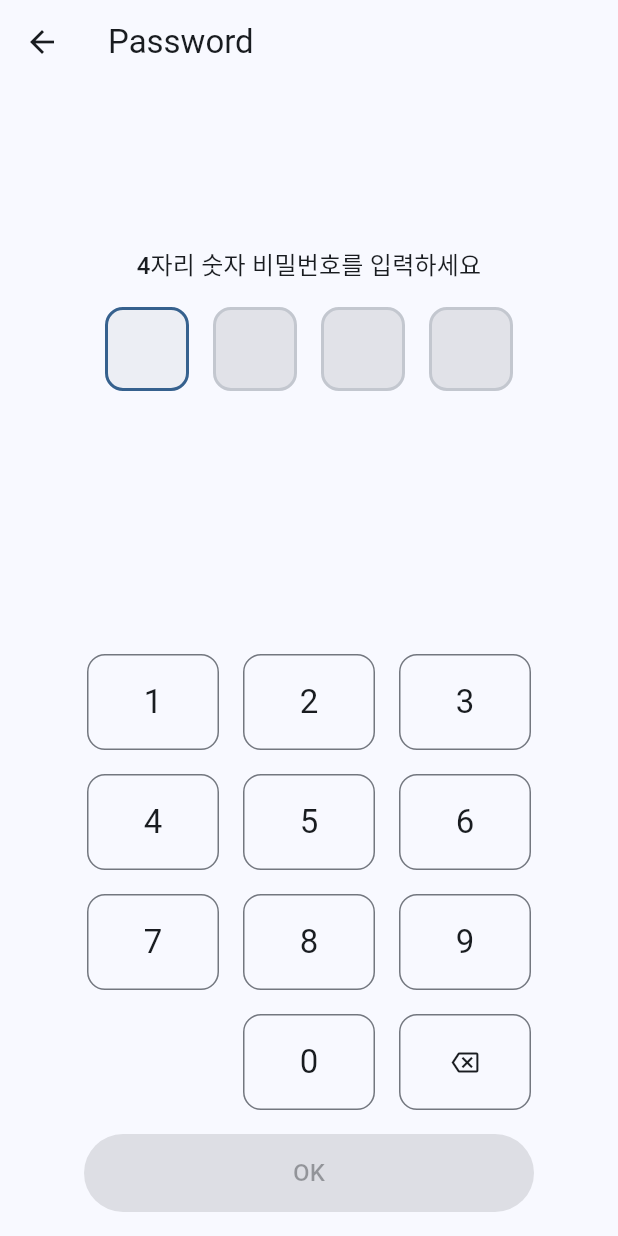
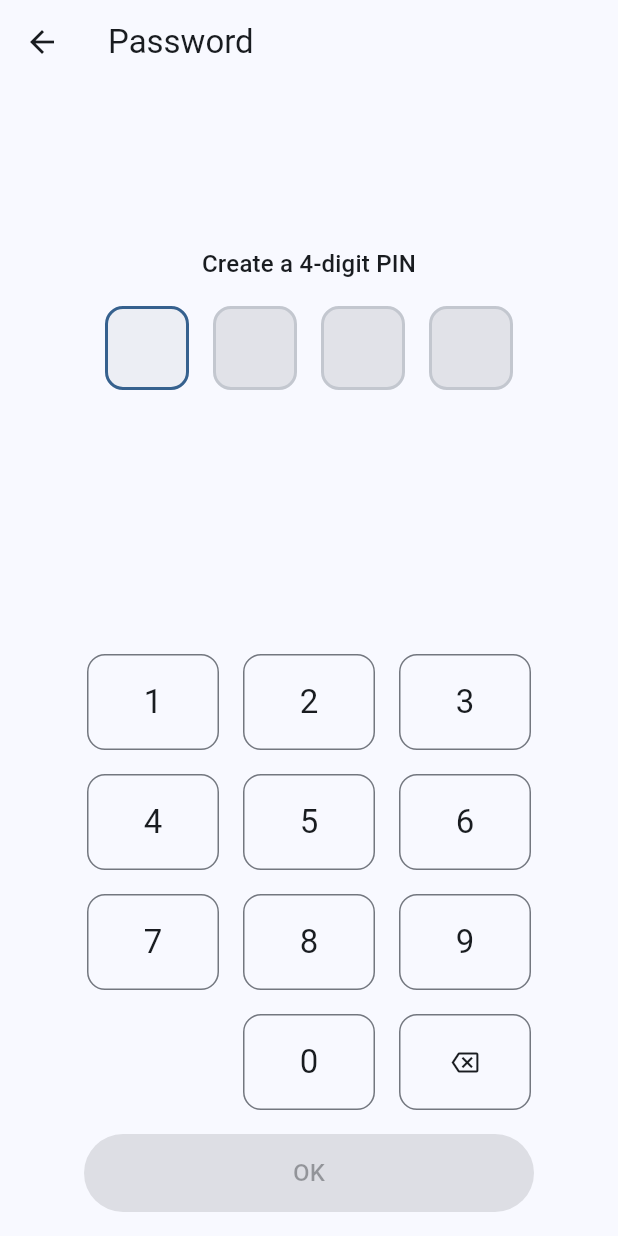
Before and after one commit to withwho/bodysnap, a Flutter app: the SettingPage screen opened by its route, after a tap on "Password", on a phone screen of 412 x 824 dp. Run offline on Flutter 3.47's test engine with Material 3 defaults, Android fonts, the phone set to English and light mode, and no system bars; drawn by our look-alikes of loader_overlay; our stand-ins replace flutter_hooks, flutter_native_splash, flutter_secure_storage, go_router, hooks_riverpod, package_info_plus and 1 more; accounts and stored records are empty.

```diff
--- a/lib/app/app_router.dart
+++ b/lib/app/app_router.dart
@@ -1,6 +1,7 @@
 import 'package:bodysnap/core/platform/platform_style_provider.dart';
 import 'package:bodysnap/features/gallery/gallery_page.dart';
 import 'package:bodysnap/features/setting/pages/backup_page.dart';
+import 'package:bodysnap/features/setting/pages/password_confirm_page.dart';
 import 'package:bodysnap/features/setting/pages/password_page.dart';
 import 'package:bodysnap/features/setting/pages/setting_page.dart';
 import 'package:flutter/cupertino.dart';
@@ -60,13 +61,29 @@ final appRouter = GoRouter(
           routes: [
             GoRoute(
               path: 'password', // 실제 URL: /setting/password
-              name: 'passwordSetting', // ← SettingPage에서 쓰는 이름과 일치
+              name: 'passwordSetting',
               pageBuilder: (context, state) =>
                   adaptivePage(context, state, const PasswordSettingPage()),
+              routes: [
+                GoRoute(
+                  path:
+                      'password_confirm', // 실제 URL: /setting/password/password_confirm
+                  name: 'passwordConfirm',
+                  pageBuilder: (context, state) {
+                    final (:pin, :pinMaxLength) =
+                        state.extra as ({String pin, int pinMaxLength});
+                    return adaptivePage(
+                      context,
+                      state,
+                      PasswordConfirmPage(pin: pin, pinMaxLength: pinMaxLength),
+                    );
+                  },
+                ),
+              ],
             ),
             GoRoute(
               path: 'backup', // 실제 URL: /setting/backup
-              name: 'backup', // ← SettingPage에서 쓰는 이름과 일치
+              name: 'backup',
               pageBuilder: (context, state) =>
                   adaptivePage(context, state, const BackupPage()),
             ),
--- a/lib/core/platform/widgets/adaptive_scaffold.dart
+++ b/lib/core/platform/widgets/adaptive_scaffold.dart
@@ -12,8 +12,8 @@ class AppScaffold extends ConsumerWidget {
     required this.body,
     this.trailing,
     this.centerTitle, // Material에서만 강제 중앙정렬하고 싶을 때
-    this.cupertinoBackgroundColor,        // ✅ 추가
-    this.cupertinoNavBarBackgroundColor,  // ✅ 추가
+    this.cupertinoBackgroundColor, // ✅ 추가
+    this.cupertinoNavBarBackgroundColor, // ✅ 추가
   });
 
   final String? title;
@@ -31,19 +31,15 @@ class AppScaffold extends ConsumerWidget {
     final Widget? titleWidget = (title != null ? Text(title!) : null);
 
     if (isCupertino) {
-      final bg = cupertinoBackgroundColor
-          ?? CupertinoTheme.of(context).scaffoldBackgroundColor;
-      final navBg = cupertinoNavBarBackgroundColor ?? bg; // 통일
-
       return CupertinoPageScaffold(
-        backgroundColor: bg,
+        backgroundColor: cupertinoBackgroundColor,
         navigationBar: CupertinoNavigationBar(
           automaticallyImplyLeading: false,
-          padding: const EdgeInsetsDirectional.only(start: 0),
+          padding: const EdgeInsetsDirectional.only(start: 0, end: 16),
           leading: (canPop) ? const AdaptiveBackButton() : null,
           middle: titleWidget, // ← 제목이 없으면 null로 비워둔다
           trailing: trailing,
-          backgroundColor: navBg, // ✅ 네비바 배경도 같은 톤
+          backgroundColor: cupertinoNavBarBackgroundColor,
         ),
         child: SafeArea(top: false, bottom: true, child: body),
       );
--- a/lib/features/setting/pages/password_page.dart
+++ b/lib/features/setting/pages/password_page.dart
@@ -13,23 +13,11 @@ class PasswordSettingPage extends HookWidget {
 
   @override
   Widget build(BuildContext context) {
-    final l10n = context.l10n;
-    final allowPop = useState(false); // PopScope canPop 토글
     final pinController = usePinController(_pinMaxLength);
     useListenable(pinController);
 
-    return PopScope<bool>(
-      // 기본 pop 막아둠, true로 하고 이전화면에서 null 처리를 하거나 true로 반환되는 값만 처리해도 된다.
-      canPop: allowPop.value,
-      onPopInvokedWithResult: (didPop, result) {
-        if (!didPop) {
-          // 시스템/제스처 뒤로가기 → 명시적으로 false 반환하고 닫기
-          allowPop.value = true; // 프로그램적 pop 허용
-          context.pop(false); // false 반환
-        }
-      },
-      child: AppScaffold(
-        title: l10n.settings_list_password,
+    return AppScaffold(
+      title: context.l10n.settings_list_password,
       body: SafeArea(
         child: Padding(
           padding: const EdgeInsets.symmetric(horizontal: 24, vertical: 16),
@@ -43,11 +31,13 @@ class PasswordSettingPage extends HookWidget {
                 onDigit: (d) => pinController.tryAddDigit(d),
                 onBackspace: () => pinController.tryBackspace(),
                 onConfirm: () {
-                    final value = pinController.value;
-                    if (value.length == _pinMaxLength) {
-                      allowPop.value = true;
-                      context.pop(true);
-                    }
+                  context.push(
+                    '/setting/password/password_confirm',
+                    extra: (
+                      pin: pinController.value,
+                      pinMaxLength: _pinMaxLength,
+                    ),
+                  );
                 },
                 isConfirmEnabled: pinController.length == _pinMaxLength,
               ),
@@ -55,7 +45,6 @@ class PasswordSettingPage extends HookWidget {
           ),
         ),
       ),
-      ),
     );
   }
 }
--- a/lib/features/setting/pages/setting_page.dart
+++ b/lib/features/setting/pages/setting_page.dart
@@ -5,6 +5,7 @@ import 'package:bodysnap/core/platform/widgets/adaptive_list_tile.dart';
 import 'package:bodysnap/core/platform/widgets/adaptive_scaffold.dart';
 import 'package:bodysnap/core/platform/widgets/adaptive_sheets.dart';
 import 'package:bodysnap/core/platform/widgets/adaptive_switch_tile.dart';
+import 'package:bodysnap/core/util/app_log.dart';
 import 'package:bodysnap/features/setting/providers/password_enabled_provider.dart';
 import 'package:bodysnap/l10n/l10n.dart';
 import 'package:flutter/cupertino.dart';
@@ -50,9 +51,31 @@ class SettingPage extends ConsumerWidget {
     );
 
     // 비밀번호 상태
-    final passwordEnabledAsync = ref.watch(passwordEnabledProvider);
-    final isPasswordEnabled = passwordEnabledAsync.value ?? false;
-    final isPasswordEnabledLoading = passwordEnabledAsync.isLoading;
+    final isPasswordEnabled = ref.watch(passwordEnabledProvider);
+    ref.listen<AsyncValue<String>>(
+      passwordProvider,
+      (prev, next) {
+        next.when(
+          data: (value) {
+            final old = prev?.valueOrNull;
+            if (old != value) {
+              AppLog.d(
+                '[passwordProvider] old="$old" -> new="$value" '
+                '(len=${value.length})',
+              );
+            }
+          },
+          loading: () {
+            AppLog.d('[passwordProvider] loading…');
+          },
+          error: (e, st) {
+            AppLog.e('[passwordProvider] error: $e');
+          },
+        );
+      },
+      // 처음 빌드 시 현재 상태도 한 번 보고 싶다면:
+      // fireImmediately: true,
+    );
 
     // 공통으로 쓰일 항목들(타일만 구성)
     final tiles = <Widget>[
@@ -66,19 +89,14 @@ class SettingPage extends ConsumerWidget {
       AdaptiveSwitchTile(
         title: l10n.settings_list_password,
         value: isPasswordEnabled,
-        onChanged: isPasswordEnabledLoading
-            ? null
-            : (next) async {
-                final notifier = ref.read(passwordEnabledProvider.notifier);
-                if (next) {
-                  final ok = await context.push<bool>('/setting/password');
-                  if (context.mounted && ok == true) {
-                    await notifier.enable();
-                  }
-                } else {
-                  await notifier.disable();
-                }
-              },
+        onChanged: (next) async {
+          final notifier = ref.read(passwordProvider.notifier);
+          if (next) {
+            context.push('/setting/password');
+          } else {
+            await notifier.clear();
+          }
+        },
       ),
 
       // 3) 백업 및 복구
@@ -241,7 +259,6 @@ class SettingPage extends ConsumerWidget {
       ];
     }
 
-
     //CupertinoScrollbar:
     //Flutter는 기본적으로 ListView에 스크롤바가 자동으로 붙지 않음.
     //iOS 네이티브 앱은 스크롤 시 오른쪽에 얇은 인디케이터가 잠깐 나타나는데, Flutter에선 그 역할을 **CupertinoScrollbar**가 해줘.
--- a/lib/features/setting/widgets/pin_boxes.dart
+++ b/lib/features/setting/widgets/pin_boxes.dart
@@ -1,11 +1,18 @@
 import 'package:bodysnap/core/platform/adaptive_theme_extension.dart';
+import 'package:bodysnap/l10n/l10n.dart';
 import 'package:flutter/material.dart';
 import 'package:hooks_riverpod/hooks_riverpod.dart';
 
 class PinBoxes extends ConsumerWidget {
-  const PinBoxes({super.key, required this.maxLength, required this.value});
+  const PinBoxes({
+    super.key,
+    required this.maxLength,
+    required this.value,
+    this.isEqual,
+  });
   final int maxLength;
   final String value;
+  final bool? isEqual;
 
   @override
   Widget build(BuildContext context, WidgetRef ref) {
@@ -15,7 +22,11 @@ class PinBoxes extends ConsumerWidget {
       mainAxisSize: MainAxisSize.min,
       children: [
         Text(
-          '4자리 숫자 비밀번호를 입력하세요',
+          switch (isEqual) {
+            null => context.l10n.settings_password_input_msg,
+            true => context.l10n.settings_password_input_msg2,
+            false => context.l10n.settings_password_input_msg3,
+          },
           style: ref.acTitleMedium(context),
           textAlign: TextAlign.center,
         ),
@@ -25,10 +36,13 @@ class PinBoxes extends ConsumerWidget {
           children: List.generate(maxLength, (i) {
             final filled = i < currentLen;
             final isCurrent = i == currentLen && currentLen < maxLength;
+            final ok = isEqual != false; // null/true -> ok, false -> fail
 
-            final borderColor = isCurrent
-                ? ref.acPrimary(context)
-                : ref.acOutlineVariant(context);
+            final borderColor = ok
+                ? (isCurrent
+                      ? ref.acPrimary(context)
+                      : ref.acOutlineVariant(context))
+                : ref.acError(context);
 
             final bgColor = isCurrent
                 ? ref.acSurfaceContainer(context)
@@ -54,12 +68,16 @@ class PinBoxes extends ConsumerWidget {
                 transitionBuilder: (child, anim) =>
                     ScaleTransition(scale: anim, child: child),
                 child: filled
-                    ? Text(
-                        value[i],
-                        key: ValueKey('digit_$i'),
-                        style: ref
-                            .acHeadlineSmall(context)
-                            .copyWith(fontWeight: FontWeight.w600),
+                    ? AnimatedContainer(
+                        key: ValueKey('dot_$i'),
+                        duration: const Duration(milliseconds: 120),
+                        curve: Curves.easeOut,
+                        width: isCurrent ? 12 : 10,
+                        height: isCurrent ? 12 : 10,
+                        decoration: BoxDecoration(
+                          color: ref.acPrimary(context),
+                          shape: BoxShape.circle,
+                        ),
                       )
                     : const SizedBox.shrink(key: ValueKey('empty')),
               ),
--- a/lib/l10n/app_en.arb
+++ b/lib/l10n/app_en.arb
@@ -13,5 +13,9 @@
 
   "settings_reset_title": "Reset",
   "settings_reset_message": "Reset app data? This action can't be undone.",
-  "settings_reset_confirm": "Reset"
+  "settings_reset_confirm": "Reset",
+
+  "settings_password_input_msg": "Create a 4-digit PIN",
+  "settings_password_input_msg2": "Confirm your PIN",
+  "settings_password_input_msg3": "Passcodes do not match. Try again"
 }
--- a/lib/l10n/app_ko.arb
+++ b/lib/l10n/app_ko.arb
@@ -13,5 +13,9 @@
 
   "settings_reset_title": "초기화",
   "settings_reset_message": "앱 데이터를 초기화하시겠습니까? 이 작업은 되돌릴 수 없습니다.",
-  "settings_reset_confirm": "초기화"
+  "settings_reset_confirm": "초기화",
+
+  "settings_password_input_msg": "4자리 숫자 비밀번호를 입력하세요",
+  "settings_password_input_msg2": "비밀번호를 한 번 더 입력해 주세요",
+  "settings_password_input_msg3": "비밀번호가 일치하지 않습니다. 다시 입력해 주세요"
 }
--- a/lib/l10n/app_localizations.dart
+++ b/lib/l10n/app_localizations.dart
@@ -166,6 +166,24 @@ abstract class AppLocalizations {
   /// In en, this message translates to:
   /// **'Reset'**
   String get settings_reset_confirm;
+
+  /// No description provided for @settings_password_input_msg.
+  ///
+  /// In en, this message translates to:
+  /// **'Create a 4-digit PIN'**
+  String get settings_password_input_msg;
+
+  /// No description provided for @settings_password_input_msg2.
+  ///
+  /// In en, this message translates to:
+  /// **'Confirm your PIN'**
+  String get settings_password_input_msg2;
+
+  /// No description provided for @settings_password_input_msg3.
+  ///
+  /// In en, this message translates to:
+  /// **'Passcodes do not match. Try again'**
+  String get settings_password_input_msg3;
 }
 
 class _AppLocalizationsDelegate extends LocalizationsDelegate<AppLocalizations> {
--- a/lib/l10n/app_localizations_en.dart
+++ b/lib/l10n/app_localizations_en.dart
@@ -43,4 +43,13 @@ class AppLocalizationsEn extends AppLocalizations {
 
   @override
   String get settings_reset_confirm => 'Reset';
+
+  @override
+  String get settings_password_input_msg => 'Create a 4-digit PIN';
+
+  @override
+  String get settings_password_input_msg2 => 'Confirm your PIN';
+
+  @override
+  String get settings_password_input_msg3 => 'Passcodes do not match. Try again';
 }
--- a/pubspec.yaml
+++ b/pubspec.yaml
@@ -49,6 +49,10 @@ dependencies:
   # The following adds the Cupertino Icons font to your application.
   # Use with the CupertinoIcons class for iOS style icons.
   cupertino_icons: ^1.0.8
+  flutter_secure_storage: ^9.2.4
+
+  #전체화면 프로그래스바
+  loader_overlay: ^5.0.0
 
 dev_dependencies:
   flutter_test:
```
Also changed, not shown: lib/app/app.dart (+9 -0 lines), lib/app/app_providers.dart (+21 -4 lines), lib/features/setting/pages/password_confirm_page.dart (added, +72 -0 lines), lib/features/setting/providers/password_enabled_provider.dart (+42 -18 lines), lib/l10n/app_localizations_ko.dart (+9 -0 lines), pubspec.lock, 5 other files. Lines whose indentation alone changed are shown as unchanged.
